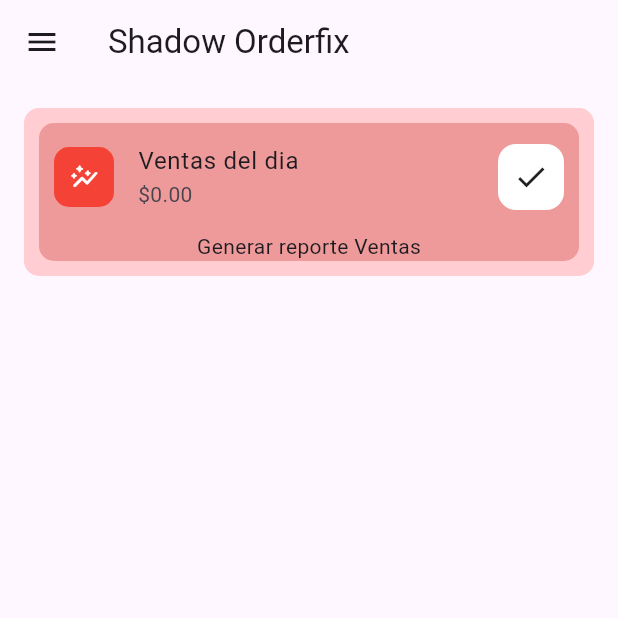
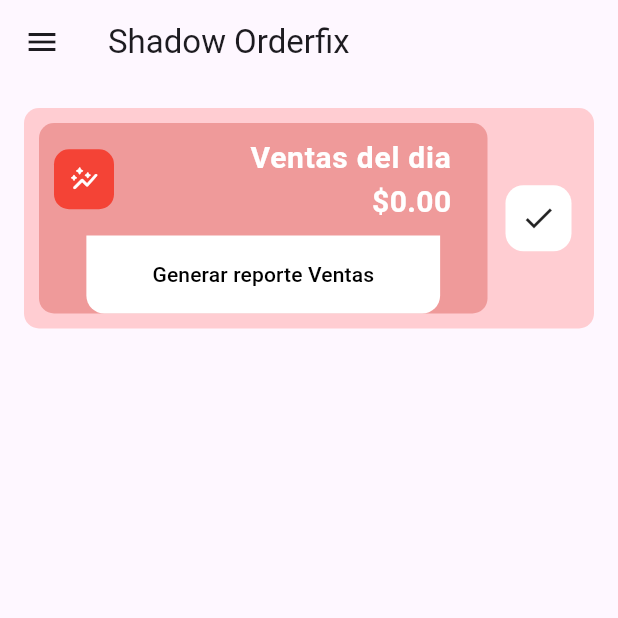
Before and after one commit to bryanmsombra27/flutter_templates, a Flutter app: the screen it shows after launch, on a phone screen of 412 x 824 dp, the top half of it. Run offline on Flutter 3.47's test engine with Material 3 defaults, Android fonts, the phone set to English and light mode, and no system bars.

Commit message:
adding custom card widget

```diff
--- a/lib/main.dart
+++ b/lib/main.dart
@@ -1,5 +1,6 @@
 import 'package:flutter/material.dart';
 import 'package:templates/models/menu.dart';
+import "package:templates/widgets/custom_card.dart";
 
 void main() {
   runApp(const MyApp());
@@ -47,71 +48,14 @@ class _home extends StatelessWidget {
       child: Column(
         spacing: 12,
         children: [
-          _Card(color: Colors.red.shade100, icon: Icons.auto_graph_rounded),
+          CustomCard(
+            color: Colors.red.shade100,
+            cardColor: Colors.red.shade200,
+            iconColor: Colors.red,
+            icon: Icons.auto_graph_rounded,
+          ),
         ],
       ),
     );
   }
 }
-
-class _Card extends StatelessWidget {
-  final Color color;
-  final IconData icon;
-  const _Card({super.key, required this.color, required this.icon});
-
-  @override
-  Widget build(BuildContext context) {
-    return Container(
-      padding: EdgeInsets.all(10),
-      decoration: BoxDecoration(
-        borderRadius: BorderRadius.circular(10),
-        color: color,
-      ),
-
-      child: Container(
-        decoration: BoxDecoration(
-          borderRadius: BorderRadius.circular(10),
-          color: Colors.red.shade200,
-        ),
-        child: Column(
-          mainAxisSize: MainAxisSize.min,
-          children: [
-            Row(
-              crossAxisAlignment: CrossAxisAlignment.center,
-              mainAxisAlignment: MainAxisAlignment.spaceBetween,
-              children: [
-                Container(
-                  padding: EdgeInsets.all(10),
-                  margin: EdgeInsets.only(left: 10),
-                  decoration: BoxDecoration(
-                    borderRadius: BorderRadius.circular(10),
-                    color: Colors.red,
-                  ),
-
-                  child: Icon(icon, size: 20, color: Colors.white),
-                ),
-                Flexible(
-                  child: ListTile(
-                    title: Text("Ventas del dia"),
-                    subtitle: Text("\$0.00"),
-                  ),
-                ),
-
-                Container(
-                  margin: EdgeInsets.only(right: 10),
-                  padding: EdgeInsets.all(10),
-                  decoration: BoxDecoration(
-                    borderRadius: BorderRadius.circular(12),
-                    color: Colors.white,
-                  ),
-                  child: Icon(Icons.check),
-                ),
-              ],
-            ),
-            Text("Generar reporte Ventas"),
-          ],
-        ),
-      ),
-    );
-  }
-}
--- /dev/null
+++ b/lib/widgets/custom_card.dart
@@ -0,0 +1,126 @@
+import 'package:flutter/material.dart';
+
+class CustomCard extends StatelessWidget {
+  final Color color;
+  final Color cardColor;
+  final Color iconColor;
+  final IconData icon;
+  const CustomCard({
+    super.key,
+    required this.color,
+    required this.icon,
+    required this.cardColor,
+    required this.iconColor,
+  });
+
+  @override
+  Widget build(BuildContext context) {
+    return Container(
+      padding: EdgeInsets.all(10),
+      decoration: BoxDecoration(
+        borderRadius: BorderRadius.circular(10),
+        color: color,
+      ),
+
+      child: Row(
+        mainAxisSize: MainAxisSize.min,
+        spacing: 12,
+        mainAxisAlignment: MainAxisAlignment.spaceBetween,
+        children: [
+          Flexible(
+            child: Container(
+              decoration: BoxDecoration(
+                borderRadius: BorderRadius.circular(10),
+                color: cardColor,
+              ),
+              child: Column(
+                mainAxisSize: MainAxisSize.min,
+                children: [
+                  Row(
+                    crossAxisAlignment: CrossAxisAlignment.center,
+                    mainAxisAlignment: MainAxisAlignment.spaceBetween,
+                    children: [
+                      Container(
+                        padding: EdgeInsets.all(10),
+                        margin: EdgeInsets.only(left: 10),
+                        decoration: BoxDecoration(
+                          borderRadius: BorderRadius.circular(10),
+                          color: iconColor,
+                        ),
+
+                        child: Icon(icon, size: 20, color: Colors.white),
+                      ),
+                      Flexible(
+                        child: ListTile(
+                          title: Text(
+                            "Ventas del dia",
+                            textAlign: TextAlign.end,
+                            style: TextStyle(
+                              color: Colors.white,
+                              fontWeight: FontWeight.bold,
+                              fontSize: 20,
+                            ),
+                          ),
+                          subtitle: Text(
+                            "\$0.00",
+                            textAlign: TextAlign.end,
+                            style: TextStyle(
+                              color: Colors.white,
+                              fontWeight: FontWeight.bold,
+                              fontSize: 20,
+                            ),
+                          ),
+                        ),
+                      ),
+                    ],
+                  ),
+
+                  TextButton(
+                    style: TextButton.styleFrom(
+                      backgroundColor: Colors.white,
+                      foregroundColor: Colors.black,
+                      // fixedSize: ,
+                      shape: RoundedRectangleBorder(
+                        borderRadius: BorderRadiusGeometry.directional(
+                          bottomStart: Radius.circular(12),
+                          bottomEnd: Radius.circular(12),
+                        ),
+                      ),
+                      padding: EdgeInsets.symmetric(
+                        horizontal: 44,
+                        vertical: 16,
+                        // horizontal: 45,
+                      ),
+                    ),
+                    onPressed: () {},
+                    child: Text("Generar reporte Ventas"),
+                  ),
+                  // Text(
+                  //   "Generar reporte Ventas",
+                  //   style: TextStyle(
+                  //     height: 2,
+
+                  //     backgroundColor: Colors.white,
+                  //     color: Colors.black,
+                  //     fontSize: 20,
+                  //   ),
+                  // ),
+                ],
+              ),
+            ),
+          ),
+
+          Container(
+            margin: EdgeInsets.only(right: 5),
+            padding: EdgeInsets.all(10),
+            decoration: BoxDecoration(
+              borderRadius: BorderRadius.circular(12),
+              color: Colors.white,
+            ),
+            child: Icon(Icons.check),
+          ),
+        ],
+      ),
+    );
+  }
+}
```
